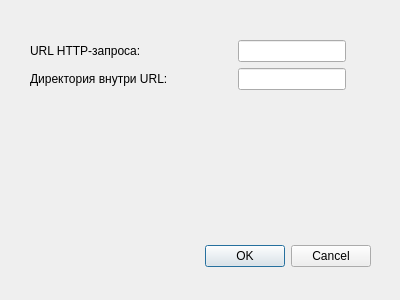
First picture: the form in myGui/ui/settings.ui, repository bogdanduminyuk/server-HTTPtester, before the edit.
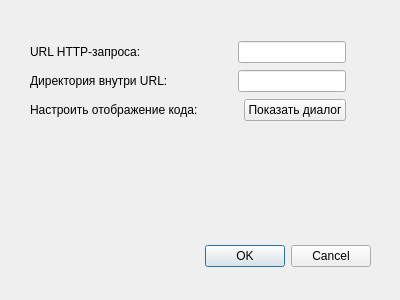
Second picture: the form after the edit.

```diff
--- a/myGui/ui/settings.ui
+++ b/myGui/ui/settings.ui
@@ -44,13 +44,13 @@
     <set>QDialogButtonBox::Cancel|QDialogButtonBox::Ok</set>
    </property>
   </widget>
-  <widget class="QWidget" name="">
+  <widget class="QWidget" name="layoutWidget">
    <property name="geometry">
     <rect>
      <x>30</x>
      <y>40</y>
      <width>316</width>
-     <height>52</height>
+     <height>83</height>
     </rect>
    </property>
    <layout class="QVBoxLayout" name="verticalLayout">
@@ -108,6 +108,37 @@
       </item>
      </layout>
     </item>
+    <item>
+     <layout class="QHBoxLayout" name="horizontalLayout_3">
+      <item>
+       <widget class="QLabel" name="label_3">
+        <property name="text">
+         <string>Настроить отображение кода:</string>
+        </property>
+       </widget>
+      </item>
+      <item>
+       <spacer name="horizontalSpacer_3">
+        <property name="orientation">
+         <enum>Qt::Horizontal</enum>
+        </property>
+        <property name="sizeHint" stdset="0">
+         <size>
+          <width>40</width>
+          <height>20</height>
+         </size>
+        </property>
+       </spacer>
+      </item>
+      <item>
+       <widget class="QPushButton" name="pushButton">
+        <property name="text">
+         <string>Показать диалог</string>
+        </property>
+       </widget>
+      </item>
+     </layout>
+    </item>
    </layout>
   </widget>
  </widget>
```
